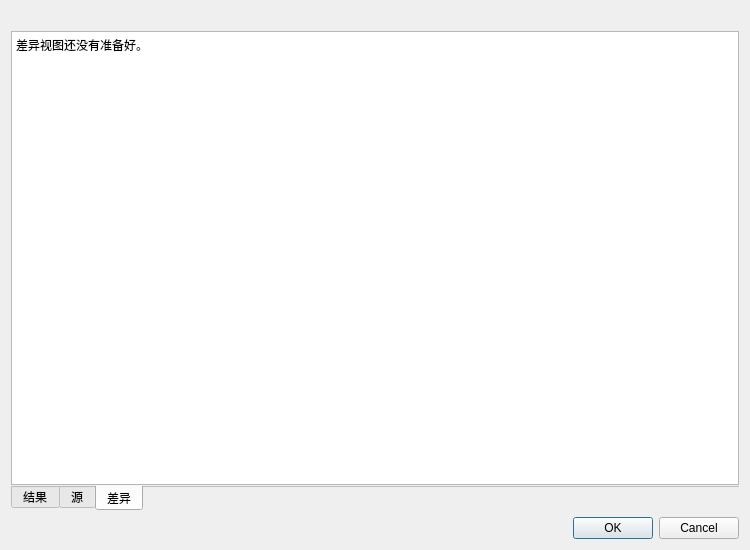
The window that src/utils/dialogs/showdiffdialog.ui (shine5402/KiraOtoToolbox) describes before a commit, drawn with Qt 5.
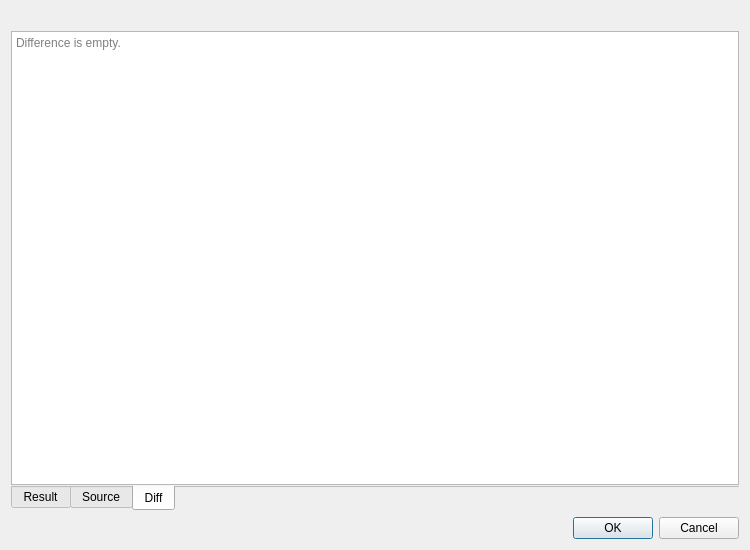
The same window after the commit. The open tabs and pages were chosen to show the change.

The edit to the form file:
```diff
--- a/src/utils/dialogs/showdiffdialog.ui
+++ b/src/utils/dialogs/showdiffdialog.ui
@@ -34,7 +34,7 @@
      </property>
      <widget class="QWidget" name="resultTab">
       <attribute name="title">
-       <string>结果</string>
+       <string>Result</string>
       </attribute>
       <layout class="QGridLayout" name="gridLayout">
        <property name="leftMargin">
@@ -63,7 +63,7 @@
      </widget>
      <widget class="QWidget" name="sourceTab">
       <attribute name="title">
-       <string>源</string>
+       <string>Source</string>
       </attribute>
       <layout class="QGridLayout" name="gridLayout_2">
        <property name="leftMargin">
@@ -92,7 +92,7 @@
      </widget>
      <widget class="QWidget" name="diffTab">
       <attribute name="title">
-       <string>差异</string>
+       <string>Diff</string>
       </attribute>
       <layout class="QGridLayout" name="gridLayout_3">
        <property name="leftMargin">
@@ -112,15 +112,13 @@
          <property name="readOnly">
           <bool>true</bool>
          </property>
-         <property name="html">
-          <string>&lt;!DOCTYPE HTML PUBLIC &quot;-//W3C//DTD HTML 4.0//EN&quot; &quot;http://www.w3.org/TR/REC-html40/strict.dtd&quot;&gt;
-&lt;html&gt;&lt;head&gt;&lt;meta name=&quot;qrichtext&quot; content=&quot;1&quot; /&gt;&lt;style type=&quot;text/css&quot;&gt;
-p, li { white-space: pre-wrap; }
-&lt;/style&gt;&lt;/head&gt;&lt;body style=&quot; font-family:'SimSun'; font-size:9pt; font-weight:400; font-style:normal;&quot;&gt;
-&lt;p style=&quot; margin-top:0px; margin-bottom:0px; margin-left:0px; margin-right:0px; -qt-block-indent:0; text-indent:0px;&quot;&gt;差异视图还没有准备好。&lt;/p&gt;&lt;/body&gt;&lt;/html&gt;</string>
+         <property name="markdown">
+          <string>Difference view is not ready.
+
+</string>
          </property>
          <property name="placeholderText">
-          <string>差异为 空。</string>
+          <string>Difference is empty.</string>
          </property>
         </widget>
        </item>
```
Left out of the diff: 6 changed lines with no effect on the pictures.
